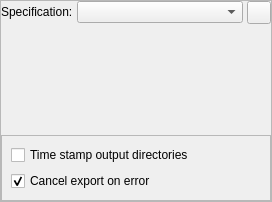
This is spine_items/exporter/ui/exporter_properties.ui in spine-tools/spine-items as Qt 5 draws it before an edit. The edited form follows.
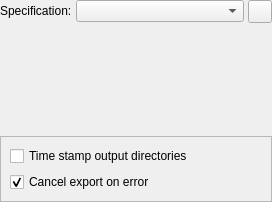
This is the edited form. Icons and pictures are not drawn.

Commit message:
Add stylesheets to properties widgets scroll areas to make scroll area backgrounds transparent
Re #spine-tools/Spine-Toolbox#3012

What changed in the file:
```diff
--- a/spine_items/exporter/ui/exporter_properties.ui
+++ b/spine_items/exporter/ui/exporter_properties.ui
@@ -26,6 +26,10 @@
   <property name="windowTitle">
    <string>Form</string>
   </property>
+  <property name="styleSheet">
+   <string notr="true">QScrollArea { background: transparent; }
+QScrollArea &gt; QWidget &gt; QWidget { background: transparent; }</string>
+  </property>
   <layout class="QVBoxLayout" name="verticalLayout_3">
    <property name="spacing">
     <number>0</number>
@@ -44,6 +48,9 @@
    </property>
    <item>
     <widget class="QScrollArea" name="scrollArea">
+     <property name="frameShape">
+      <enum>QFrame::Shape::NoFrame</enum>
+     </property>
      <property name="widgetResizable">
       <bool>true</bool>
      </property>
@@ -52,8 +59,8 @@
        <rect>
         <x>0</x>
         <y>0</y>
-        <width>270</width>
-        <height>200</height>
+        <width>272</width>
+        <height>202</height>
        </rect>
       </property>
       <layout class="QVBoxLayout" name="verticalLayout">
```
The commit also changes 15 other files.
